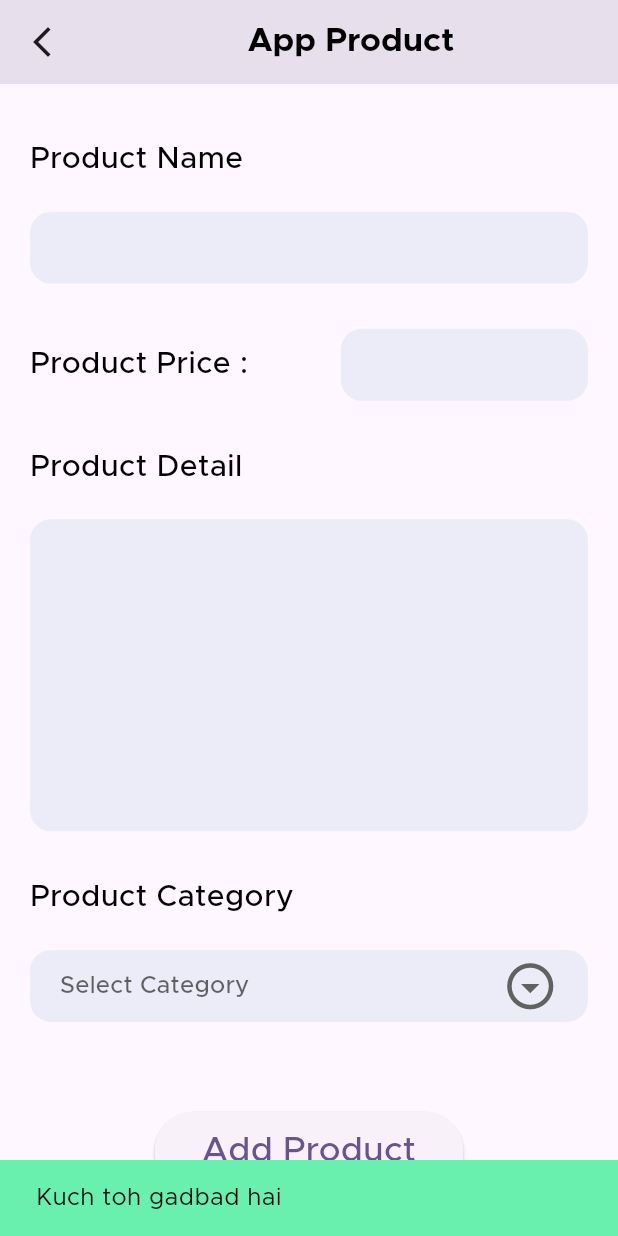
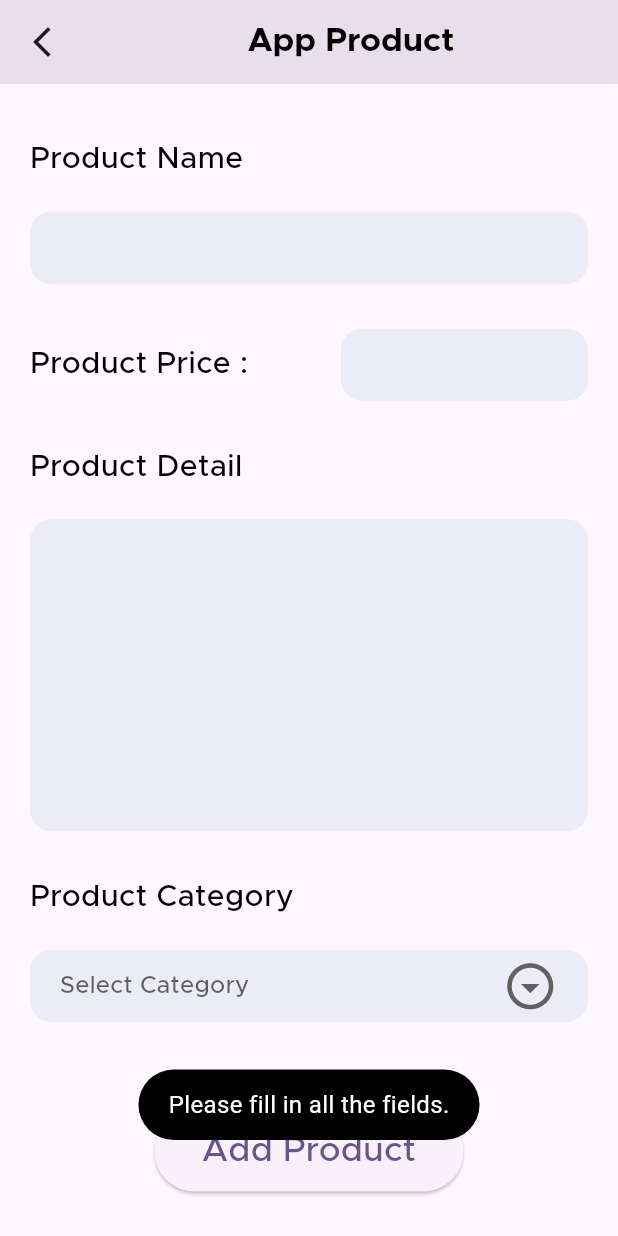
Before and after one commit to ryder2003/NightBiteLatest, a Flutter app: the screen it shows after launch, scrolled down 293 dp, after a tap on "Add Product", on a phone screen of 412 x 824 dp. Run offline on Flutter 3.47's test engine with Material 3 defaults, Android fonts, the phone set to English and light mode, and no system bars; drawn by our look-alikes of flutter_easyloading; our stand-ins replace cloud_firestore, firebase_auth, firebase_core, firebase_storage, flutter_rating_bar, flutter_svg and 8 more; missing offline and left inert: custom_map_markers; accounts and stored records are empty.

Commit message:
Products adding page done

```diff
--- a/lib/view/Admin/add_Products.dart
+++ b/lib/view/Admin/add_Products.dart
@@ -2,6 +2,7 @@ import 'dart:io';
 
 import 'package:firebase_storage/firebase_storage.dart';
 import 'package:flutter/material.dart';
+import 'package:fluttertoast/fluttertoast.dart';
 import 'package:image_picker/image_picker.dart';
 import 'package:random_string/random_string.dart';
 
@@ -22,6 +23,7 @@ class _AddProductsState extends State<AddProducts> {
   TextEditingController nameController = new TextEditingController();
   TextEditingController priceController = new TextEditingController();
   TextEditingController detailController = new TextEditingController();
+  bool isLoading = false;
 
   Future getImage() async {
     var image = await _picker.pickImage(source: ImageSource.gallery);
@@ -31,8 +33,13 @@ class _AddProductsState extends State<AddProducts> {
     });
   }
 
-  uploadItem() async{
-    if(selectedImage!=null && nameController.text!= ""){
+  uploadItem() async {
+    if (selectedImage != null && nameController.text.isNotEmpty) {
+      setState(() {
+        isLoading = true; // Start loading
+      });
+
+      try {
         String addId = randomAlphaNumeric(10);
         Reference firebaseStorageRef = FirebaseStorage.instance.ref().child("blogImage").child(addId);
 
@@ -46,21 +53,48 @@ class _AddProductsState extends State<AddProducts> {
           "Detail": detailController.text
         };
 
-      await DatabaseMethods().addProducts(addProduct, value!).then((value){
+        await DatabaseMethods().addProducts(addProduct, value!).then((value) {
+          setState(() {
             selectedImage = null;
-        nameController.text = "";
-        ScaffoldMessenger.of(context).showSnackBar(SnackBar(
-            backgroundColor: Colors.greenAccent,
-            content: Text("Product is added successfully",
-                style: TextStyle(color: Colors.black, fontSize: 16))));
-
+            nameController.clear();
+            priceController.clear();
+            detailController.clear();
+            value = null;
+            isLoading = false; // Stop loading
           });
 
-    }else{
-      ScaffoldMessenger.of(context).showSnackBar(SnackBar(
-          backgroundColor: Colors.greenAccent,
-          content: Text("Kuch toh gadbad hai",
-              style: TextStyle(color: Colors.black, fontSize: 16))));
+          Fluttertoast.showToast(
+              msg: "Product is added successfully",
+              toastLength: Toast.LENGTH_SHORT,
+              gravity: ToastGravity.BOTTOM,
+              backgroundColor: Colors.black,
+              textColor: Colors.white,
+              fontSize: 16.0
+          );
+        });
+      } catch (e) {
+        setState(() {
+          isLoading = false; // Stop loading in case of an error
+        });
+
+        Fluttertoast.showToast(
+            msg: "An error occured in adding.",
+            toastLength: Toast.LENGTH_SHORT,
+            gravity: ToastGravity.BOTTOM,
+            backgroundColor: Colors.black,
+            textColor: Colors.white,
+            fontSize: 16.0
+        );
+      }
+    } else {
+      Fluttertoast.showToast(
+          msg: "Please fill in all the fields.",
+          toastLength: Toast.LENGTH_SHORT,
+          gravity: ToastGravity.BOTTOM,
+          backgroundColor: Colors.black,
+          textColor: Colors.white,
+          fontSize: 16.0
+      );
     }
   }
 
```
Lines whose indentation alone changed are shown as unchanged.
